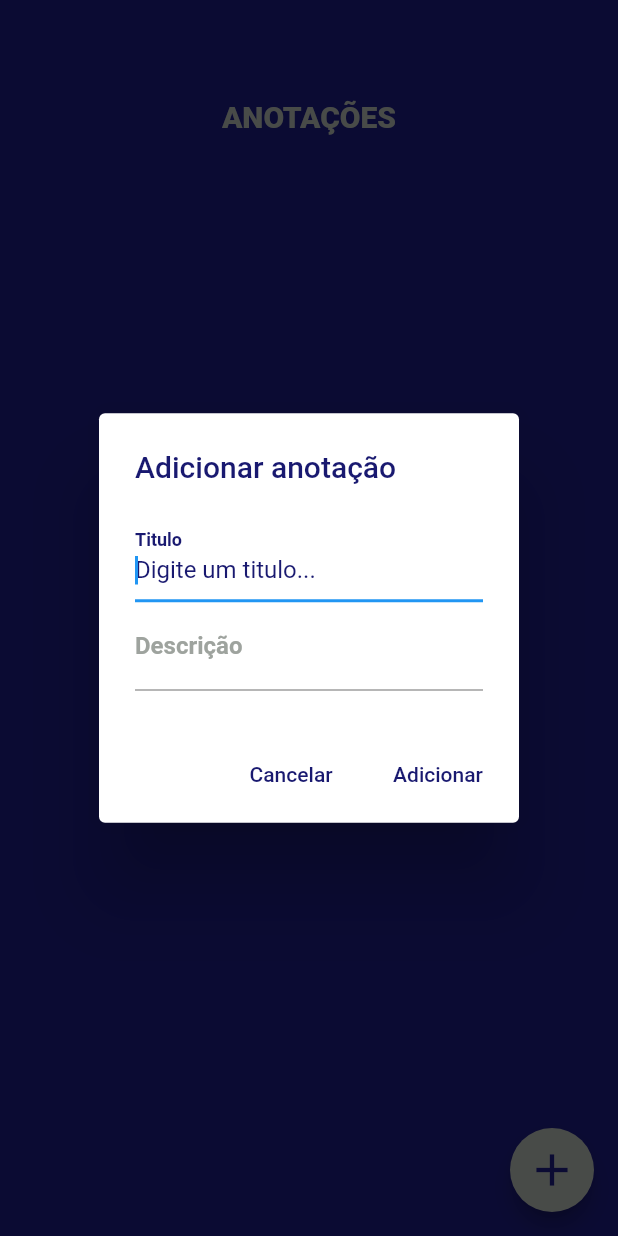
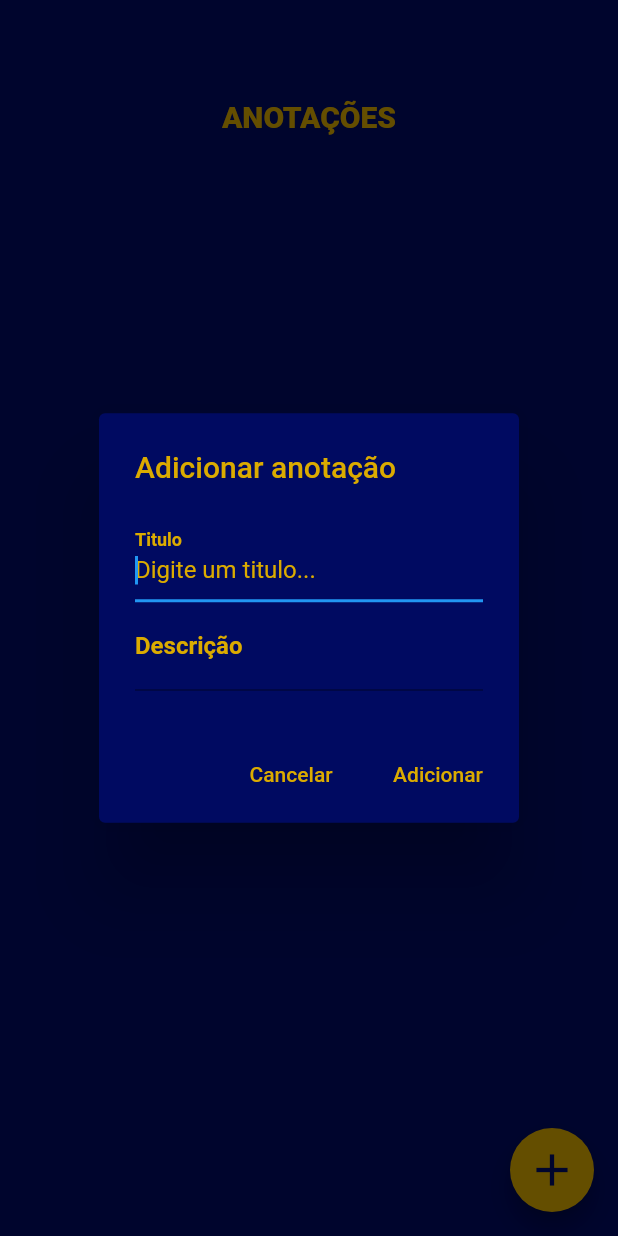
Before and after one commit to Wellington-Siqueira/anotacoesFlutter, a Flutter app: the screen it shows after launch, after a tap on the "add" icon, on a phone screen of 412 x 824 dp. Run offline on Flutter 3.47's test engine with Material 2 defaults, Android fonts, the phone set to English and light mode, and no system bars; our stand-ins replace sqflite; accounts and stored records are empty.

Commit message:
atualização da interface

```diff
--- a/lib/Homepage.dart
+++ b/lib/Homepage.dart
@@ -12,7 +12,7 @@ class _HomeState extends State<Home> {
   @override
   Widget build(BuildContext context) {
     return Scaffold(
-      backgroundColor: Color(backgroudcolor),
+      backgroundColor: Color(primaryColor),
       body: TarefasSalvas(),
     );
   }
--- a/lib/anotação/Anotacao.dart
+++ b/lib/anotação/Anotacao.dart
@@ -1,3 +1,5 @@
+import 'dart:ui';
+
 import 'package:flutter/material.dart';
 import 'package:intl/intl.dart';
 import 'package:intl/date_symbol_data_local.dart';
@@ -75,33 +77,37 @@ class _TarefasSalvasState extends State<TarefasSalvas> {
         context: context,
         builder: (context) {
           return AlertDialog(
+            backgroundColor: Color(primaryColor),
             title: Text(
               "$textoSalvarAtualizar anotação",
-              style: TextStyle(color: Color(backgroudcolor)),
+              style: TextStyle(color: Color(secondaryColor)),
             ),
             content: Column(
               mainAxisSize: MainAxisSize.min,
               children: [
                 TextField(
+                  style: TextStyle(color: Color(secondaryColor)),
                   controller: _titulocontroller,
                   autofocus: true,
                   decoration: InputDecoration(
                       labelText: "Titulo",
                       hintText: "Digite um titulo...",
-                      hintStyle: TextStyle(color: Color(backgroudcolor)),
+                      hintStyle: TextStyle(color: Color(secondaryColor)),
                       labelStyle: TextStyle(
-                          color: Color(backgroudcolor),
+                          color: Color(secondaryColor),
                           fontWeight: FontWeight.w600)),
                 ),
                 TextField(
+                  style: TextStyle(color: Color(secondaryColor)),
+                  cursorColor: Color(secondaryColor),
                   controller: _descricaocontroller,
                   autofocus: true,
                   decoration: InputDecoration(
                       labelText: "Descrição",
                       hintText: "Digite a anotação...",
-                      hintStyle: TextStyle(color: Color(corDetalhe)),
+                      hintStyle: TextStyle(color: Color(secondaryColor)),
                       labelStyle: TextStyle(
-                          color: Color(corDetalhe),
+                          color: Color(secondaryColor),
                           fontWeight: FontWeight.w600)),
                 )
               ],
@@ -111,7 +117,7 @@ class _TarefasSalvasState extends State<TarefasSalvas> {
                   onPressed: () => Navigator.pop(context),
                   child: Text(
                     "Cancelar",
-                    style: TextStyle(color: Color(backgroudcolor)),
+                    style: TextStyle(color: Color(secondaryColor)),
                   )),
               FlatButton(
                   onPressed: () {
@@ -119,7 +125,7 @@ class _TarefasSalvasState extends State<TarefasSalvas> {
                     Navigator.pop(context);
                   },
                   child: Text(textoSalvarAtualizar,
-                      style: TextStyle(color: Color(backgroudcolor))))
+                      style: TextStyle(color: Color(secondaryColor))))
             ],
           );
         });
@@ -144,7 +150,7 @@ class _TarefasSalvasState extends State<TarefasSalvas> {
   @override
   Widget build(BuildContext context) {
     return Scaffold(
-      backgroundColor: Color(backgroudcolor),
+      backgroundColor: Color(primaryColor),
       body: Column(
         children: [
           Container(
@@ -154,7 +160,7 @@ class _TarefasSalvasState extends State<TarefasSalvas> {
             child: Text(
               "ANOTAÇÕES",
               style: TextStyle(
-                  color: Color(corDetalhe),
+                  color: Color(secondaryColor),
                   fontSize: 20,
                   fontWeight: FontWeight.w900),
             ),
@@ -207,8 +213,8 @@ class _TarefasSalvasState extends State<TarefasSalvas> {
                             },
                             child: Padding(
                               padding: EdgeInsets.only(right: 16),
-                              child: Icon(Icons.edit,
-                                  color: Color(backgroudcolor)),
+                              child:
+                                  Icon(Icons.edit, color: Color(primaryColor)),
                             ),
                           ),
                         ],
@@ -222,8 +228,8 @@ class _TarefasSalvasState extends State<TarefasSalvas> {
       ),
       floatingActionButton: FloatingActionButton(
         child: Icon(Icons.add, size: 36),
-        foregroundColor: Color(backgroudcolor),
-        backgroundColor: Color(corDetalhe),
+        foregroundColor: Color(primaryColor),
+        backgroundColor: Color(secondaryColor),
         onPressed: () {
           _exibirCriarAnotacao();
         },
--- a/lib/constants.dart
+++ b/lib/constants.dart
@@ -1,2 +1,2 @@
-const backgroudcolor = 0xff191970;
-const corDetalhe = 0xff9EA39E;
+const primaryColor = 0xff000A61;
+const secondaryColor = 0xffDBAB00;
```
